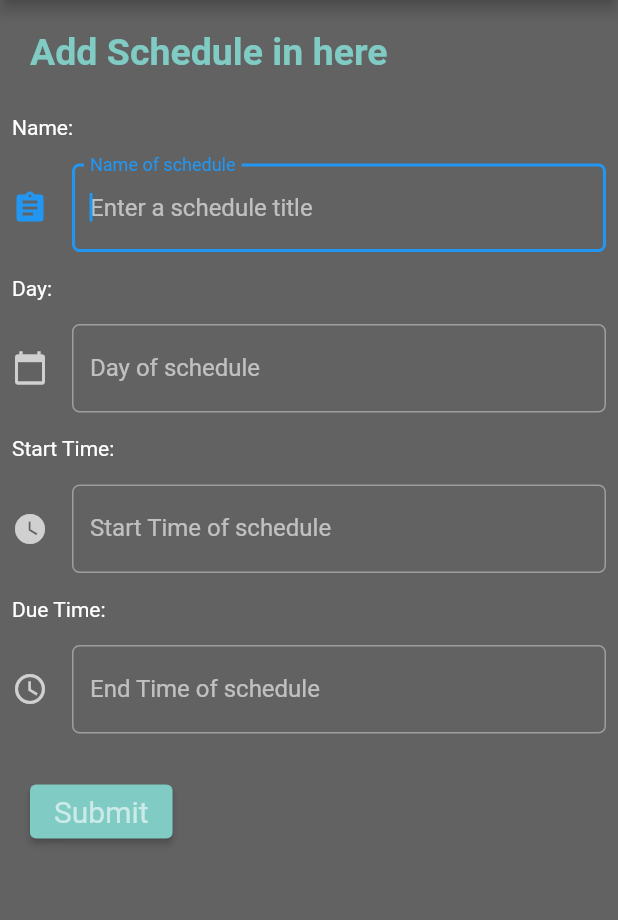
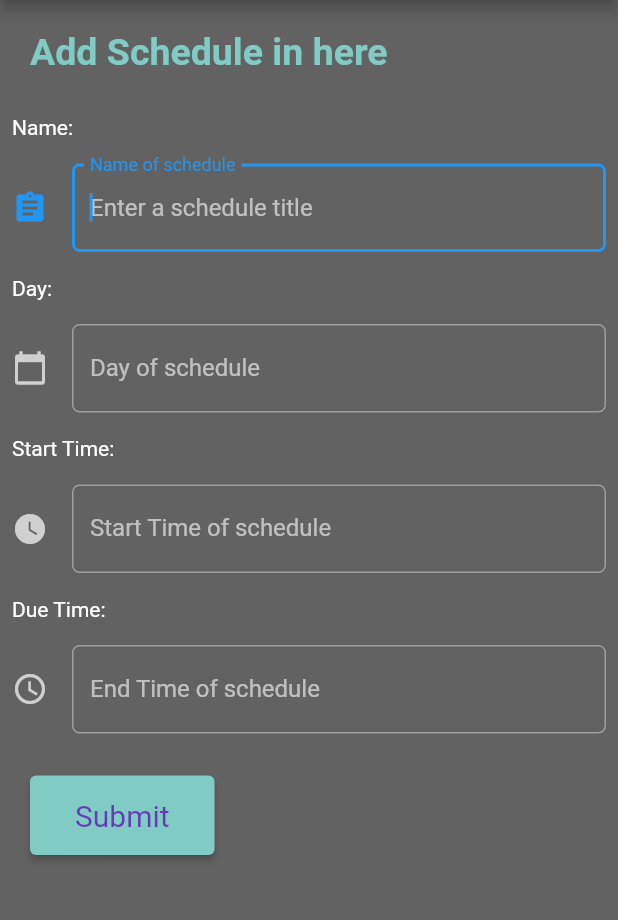
Before and after one commit to dafin678/NoteDoteAndroid, a Flutter app: the ScheduleForm screen opened by its route, on a phone screen of 412 x 824 dp, the part 84-1004 px from its top. Run offline on Flutter 3.47's test engine with Material 2 defaults, Android fonts, the phone set to English and light mode, and no system bars; our stand-ins replace shared_preferences; accounts and stored records are empty.

Commit message:
edit form weekly schedule

```diff
--- a/lib/screens/weekly_schedule.dart
+++ b/lib/screens/weekly_schedule.dart
@@ -148,21 +148,22 @@ class _ScheduleForm extends State<ScheduleForm> {
                 child: ElevatedButton(
                   onPressed: () {
                     if (_formkey.currentState!.validate()) {
+                      // print('schedule with title: ${title}, day: ${day}, start time: ${startTime}, and due time: ${dueTime} successfully added');
                       // if the form is valid, display a snackbar
                       ScaffoldMessenger.of(context).showSnackBar(
                         const SnackBar(content: Text('Add Schedule Success')),
                       );
-                    }
+                  }
                   },
                   style: ElevatedButton.styleFrom(
                     primary: Colors.teal[200],
-                    // padding: EdgeInsets.symmetric(horizontal: 30, vertical: 20),
+                    padding: const EdgeInsets.symmetric(horizontal: 30, vertical: 15),
                     textStyle: const TextStyle(
                     fontSize: 20,
                     // fontWeight: FontWeight.bold
                     )
                   ),
-                  child: const Text('Submit', style: TextStyle(color: Colors.white60),),
+                  child: const Text('Submit', style: TextStyle(color: Colors.deepPurple),),
                 ),
               ),
             ],
```
